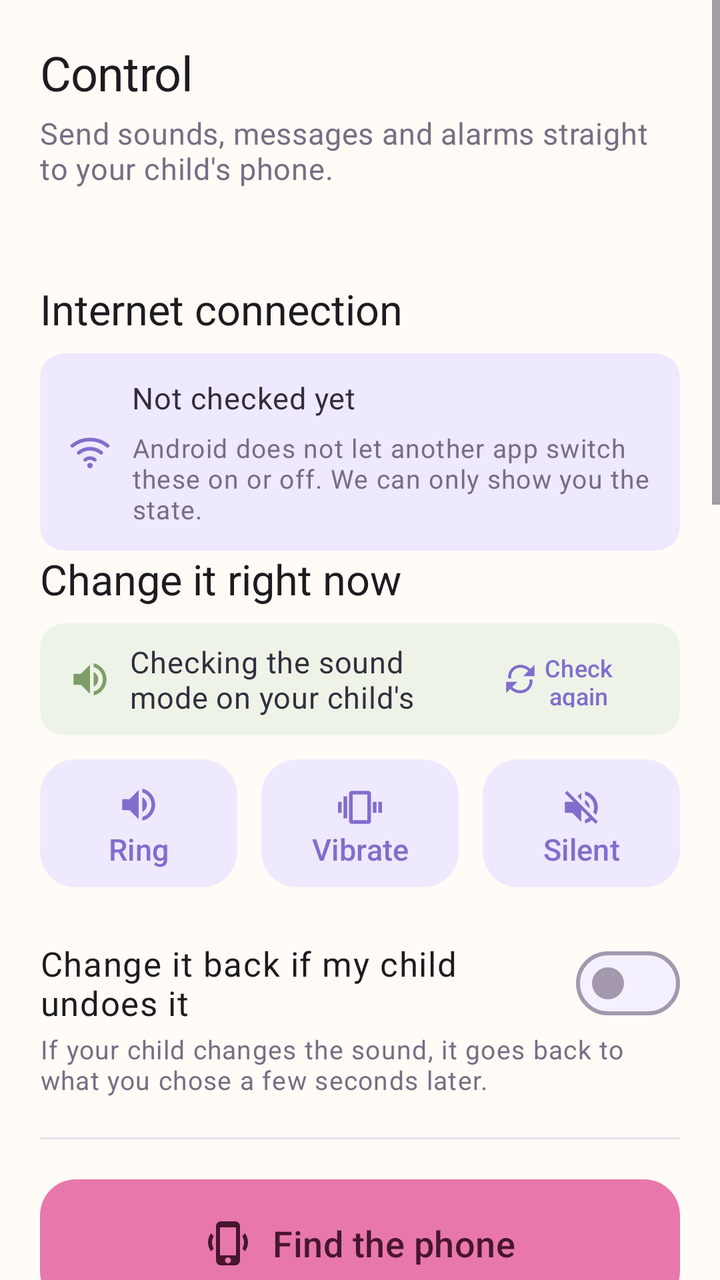
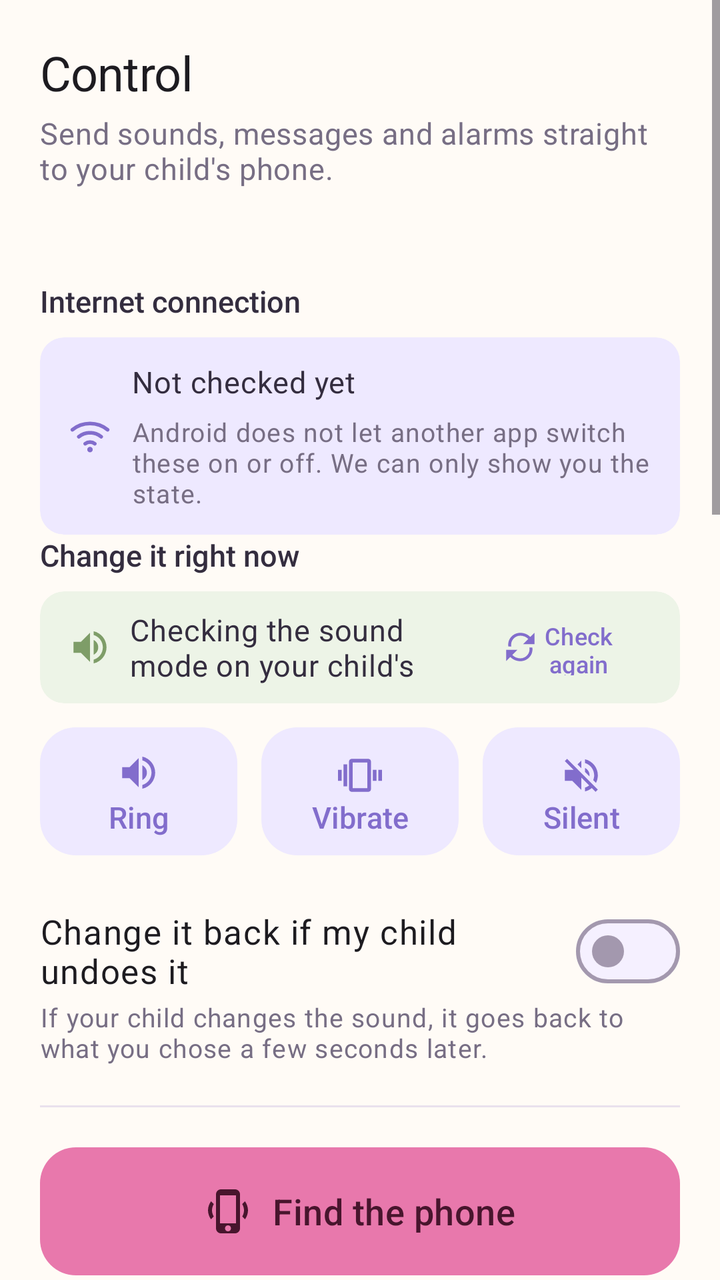

Two renders of the same Android screen: before a commit and after it. Below are the layout's source before the change and the commit's diff.
<!-- AndroidManifest.xml: application theme Theme.KidCare -->
<!-- res/layout/fragment_control.xml -->
<?xml version="1.0" encoding="utf-8"?>
<ScrollView xmlns:android="http://schemas.android.com/apk/res/android"
    xmlns:app="http://schemas.android.com/apk/res-auto"
    android:layout_width="match_parent"
    android:layout_height="match_parent"
    android:fillViewport="true">

    <LinearLayout
        android:layout_width="match_parent"
        android:layout_height="wrap_content"
        android:orientation="vertical"
        android:paddingHorizontal="@dimen/edge"
        android:paddingTop="20dp"
        android:paddingBottom="28dp">

        <TextView
            android:layout_width="match_parent"
            android:layout_height="wrap_content"
            android:text="@string/tab_control"
            android:textAppearance="?attr/textAppearanceHeadlineSmall" />

        <TextView
            android:layout_width="match_parent"
            android:layout_height="wrap_content"
            android:layout_marginTop="4dp"
            android:layout_marginBottom="20dp"
            android:text="@string/control_header_subtitle"
            android:textAppearance="?attr/textAppearanceBodyMedium"
            android:textColor="?attr/colorOnSurfaceVariant" />

        
        <TextView
            android:id="@+id/child_state"
            android:layout_width="match_parent"
            android:layout_height="wrap_content"
            android:paddingBottom="16dp"
            android:textAppearance="?attr/textAppearanceBodyMedium"
            android:textColor="?attr/colorOnSurfaceVariant"
            android:visibility="gone" />

        <TextView
            android:layout_width="match_parent"
            android:layout_height="wrap_content"
            android:layout_marginTop="26dp"
            android:text="@string/control_section_network"
            android:textAppearance="?attr/textAppearanceTitleLarge" />

        
        <com.google.android.material.card.MaterialCardView
            android:layout_width="match_parent"
            android:layout_height="wrap_content"
            android:layout_marginTop="8dp"
            app:cardBackgroundColor="@color/sky_soft"
            app:shapeAppearance="@style/ShapeAppearance.KidCare.Small"
            app:strokeWidth="0dp">

            <LinearLayout
                android:layout_width="match_parent"
                android:layout_height="wrap_content"
                android:baselineAligned="false"
                android:gravity="center_vertical"
                android:orientation="horizontal"
                android:paddingHorizontal="14dp"
                android:paddingVertical="12dp">

                <ImageView
                    android:id="@+id/network_icon"
                    android:layout_width="22dp"
                    android:layout_height="22dp"
                    android:importantForAccessibility="no"
                    android:src="@drawable/ic_wifi"
                    app:tint="@color/sky" />

                <LinearLayout
                    android:layout_width="0dp"
                    android:layout_height="wrap_content"
                    android:layout_marginStart="10dp"
                    android:layout_weight="1"
                    android:orientation="vertical">

                    <TextView
                        android:id="@+id/network_state"
                        android:layout_width="match_parent"
                        android:layout_height="wrap_content"
                        android:text="@string/control_network_unknown"
                        android:textAppearance="?attr/textAppearanceBodyMedium"
                        android:textColor="@color/ink" />

                    <TextView
                        android:id="@+id/network_wifi_state"
                        android:layout_width="match_parent"
                        android:layout_height="wrap_content"
                        android:layout_marginTop="1dp"
                        android:textAppearance="?attr/textAppearanceBodySmall"
                        android:textColor="?attr/colorOnSurfaceVariant"
                        android:visibility="gone" />

                    <TextView
                        android:layout_width="match_parent"
                        android:layout_height="wrap_content"
                        android:layout_marginTop="6dp"
                        android:text="@string/control_network_readonly"
                        android:textAppearance="?attr/textAppearanceBodySmall"
                        android:textColor="?attr/colorOnSurfaceVariant" />
                </LinearLayout>
            </LinearLayout>
        </com.google.android.material.card.MaterialCardView>

        <TextView
            android:layout_width="match_parent"
            android:layout_height="wrap_content"
            android:text="@string/control_section_ringer"
            android:textAppearance="?attr/textAppearanceTitleLarge" />

        <com.google.android.material.card.MaterialCardView
            android:layout_width="match_parent"
            android:layout_height="wrap_content"
            android:layout_marginTop="8dp"
            app:cardBackgroundColor="@color/grass_soft"
            app:shapeAppearance="@style/ShapeAppearance.KidCare.Small"
            app:strokeWidth="0dp">

            <LinearLayout
                android:layout_width="match_parent"
                android:layout_height="56dp"
                android:gravity="center_vertical"
                android:orientation="horizontal"
                android:paddingHorizontal="14dp">

                <ImageView
                    android:id="@+id/ringer_state_icon"
                    android:layout_width="22dp"
                    android:layout_height="22dp"
                    android:importantForAccessibility="no"
                    android:src="@drawable/ic_volume_up"
                    app:tint="@color/grass" />

                <TextView
                    android:id="@+id/ringer_state"
                    android:layout_width="0dp"
                    android:layout_height="wrap_content"
                    android:layout_marginStart="9dp"
                    android:layout_weight="1"
                    android:maxLines="2"
                    android:text="@string/control_ringer_status_loading"
                    android:textAppearance="?attr/textAppearanceBodyMedium"
                    android:textColor="@color/ink" />

                <com.google.android.material.button.MaterialButton
                    android:id="@+id/ringer_refresh_button"
                    style="@style/Widget.KidCare.Button.Text"
                    android:layout_width="92dp"
                    android:layout_height="40dp"
                    android:insetTop="0dp"
                    android:insetBottom="0dp"
                    android:minWidth="0dp"
                    android:minHeight="0dp"
                    android:text="@string/control_ringer_refresh"
                    android:textSize="12sp"
                    app:icon="@drawable/ic_refresh"
                    app:iconGravity="textStart"
                    app:iconPadding="2dp"
                    app:iconSize="17dp" />
            </LinearLayout>
        </com.google.android.material.card.MaterialCardView>

        
        <TextView
            android:id="@+id/ringer_dnd_note"
            android:layout_width="match_parent"
            android:layout_height="wrap_content"
            android:layout_marginTop="6dp"
            android:text="@string/control_ringer_dnd_note"
            android:textAppearance="?attr/textAppearanceBodySmall"
            android:textColor="?attr/colorOnSurfaceVariant"
            android:visibility="gone" />

        <LinearLayout
            android:layout_width="match_parent"
            android:layout_height="wrap_content"
            android:layout_marginTop="8dp"
            android:baselineAligned="false"
            android:orientation="horizontal">

            
            <com.google.android.material.button.MaterialButton
                android:id="@+id/mode_normal_button"
                style="@style/Widget.KidCare.Button.Tonal"
                android:layout_width="0dp"
                android:layout_height="72dp"
                android:layout_marginEnd="6dp"
                android:layout_weight="1"
                android:insetLeft="0dp"
                android:insetRight="0dp"
                android:paddingHorizontal="8dp"
                android:text="@string/control_mode_normal"
                app:strokeWidth="0dp"
                app:icon="@drawable/ic_volume_up"
                app:iconGravity="textTop"
                app:iconPadding="4dp"
                app:iconSize="22dp" />

            <com.google.android.material.button.MaterialButton
                android:id="@+id/mode_vibrate_button"
                style="@style/Widget.KidCare.Button.Tonal"
                android:layout_width="0dp"
                android:layout_height="72dp"
                android:layout_marginHorizontal="6dp"
                android:layout_weight="1"
                android:insetLeft="0dp"
                android:insetRight="0dp"
                android:paddingHorizontal="8dp"
                android:text="@string/control_mode_vibrate"
                app:strokeWidth="0dp"
                app:icon="@drawable/ic_vibration"
                app:iconGravity="textTop"
                app:iconPadding="4dp"
                app:iconSize="22dp" />

            <com.google.android.material.button.MaterialButton
                android:id="@+id/mode_silent_button"
                style="@style/Widget.KidCare.Button.Tonal"
                android:layout_width="0dp"
                android:layout_height="72dp"
                android:layout_marginStart="6dp"
                android:layout_weight="1"
                android:insetLeft="0dp"
                android:insetRight="0dp"
                android:paddingHorizontal="8dp"
                android:text="@string/control_mode_silent"
                app:strokeWidth="0dp"
                app:icon="@drawable/ic_volume_off"
                app:iconGravity="textTop"
                app:iconPadding="4dp"
                app:iconSize="22dp" />
        </LinearLayout>

        <com.google.android.material.materialswitch.MaterialSwitch
            android:id="@+id/lock_switch"
            android:layout_width="match_parent"
            android:layout_height="wrap_content"
            android:layout_marginTop="20dp"
            android:minHeight="48dp"
            android:text="@string/control_lock_switch"
            android:textAppearance="?attr/textAppearanceBodyLarge" />

        <TextView
            android:layout_width="match_parent"
            android:layout_height="wrap_content"
            android:text="@string/control_lock_hint"
            android:textAppearance="?attr/textAppearanceBodySmall"
            android:textColor="?attr/colorOnSurfaceVariant" />

        <View
            android:layout_width="match_parent"
            android:layout_height="1dp"
            android:layout_marginVertical="20dp"
            android:background="?attr/colorOutlineVariant" />

        <com.google.android.material.button.MaterialButton
            android:id="@+id/find_button"
            android:layout_width="match_parent"
            android:layout_height="64dp"
            android:text="@string/control_find_phone"
            android:textAppearance="?attr/textAppearanceTitleMedium"
            android:textColor="@color/on_berry"
            app:backgroundTint="@color/berry"
            app:icon="@drawable/ic_find_phone"
            app:iconGravity="textStart"
            app:iconPadding="10dp"
            app:iconSize="24dp"
            app:iconTint="@color/on_berry" />

        <TextView
            android:layout_width="match_parent"
            android:layout_height="wrap_content"
            android:layout_marginTop="8dp"
            android:text="@string/control_find_hint"
            android:textAppearance="?attr/textAppearanceBodySmall"
            android:textColor="?attr/colorOnSurfaceVariant" />

        
        <com.google.android.material.button.MaterialButton
            android:id="@+id/find_stop_button"
            style="@style/Widget.KidCare.Button.Text"
            android:layout_width="match_parent"
            android:layout_height="wrap_content"
            android:layout_marginTop="4dp"
            android:text="@string/control_find_stop_hint" />

        <View
            android:layout_width="match_parent"
            android:layout_height="1dp"
            android:layout_marginVertical="20dp"
            android:background="?attr/colorOutlineVariant" />

        
        <TextView
            android:layout_width="match_parent"
            android:layout_height="wrap_content"
            android:text="@string/control_section_message"
            android:textAppearance="?attr/textAppearanceTitleLarge" />

        <com.google.android.material.chip.ChipGroup
            android:id="@+id/message_chips"
            android:layout_width="match_parent"
            android:layout_height="wrap_content"
            android:layout_marginTop="10dp">

            
            <com.google.android.material.chip.Chip
                style="@style/Widget.Material3.Chip.Suggestion"
                android:layout_width="wrap_content"
                android:layout_height="wrap_content"
                android:checkable="false"
                android:text="@string/control_message_chip_where" />

            <com.google.android.material.chip.Chip
                style="@style/Widget.Material3.Chip.Suggestion"
                android:layout_width="wrap_content"
                android:layout_height="wrap_content"
                android:checkable="false"
                android:text="@string/control_message_chip_call" />

            <com.google.android.material.chip.Chip
                style="@style/Widget.Material3.Chip.Suggestion"
                android:layout_width="wrap_content"
                android:layout_height="wrap_content"
                android:checkable="false"
                android:text="@string/control_message_chip_come_home" />

            <com.google.android.material.chip.Chip
                style="@style/Widget.Material3.Chip.Suggestion"
                android:layout_width="wrap_content"
                android:layout_height="wrap_content"
                android:checkable="false"
                android:text="@string/control_message_chip_meal" />
        </com.google.android.material.chip.ChipGroup>

        
        <com.google.android.material.textfield.TextInputLayout
            android:id="@+id/message_input_layout"
            android:layout_width="match_parent"
            android:layout_height="wrap_content"
            android:layout_marginTop="8dp"
            android:hint="@string/control_message_hint"
            app:counterEnabled="true"
            app:counterMaxLength="100">

            <com.google.android.material.textfield.TextInputEditText
                android:id="@+id/message_input"
                android:layout_width="match_parent"
                android:layout_height="wrap_content"
                android:inputType="textShortMessage|textMultiLine|textCapSentences"
                android:maxLength="100"
                android:maxLines="3"
                android:textAppearance="?attr/textAppearanceBodyLarge" />
        </com.google.android.material.textfield.TextInputLayout>

        <com.google.android.material.button.MaterialButton
            android:id="@+id/message_send_button"
            style="@style/Widget.KidCare.Button.Tonal"
            android:layout_width="match_parent"
            android:layout_height="58dp"
            android:layout_marginTop="8dp"
            android:text="@string/control_message_send"
            android:textAppearance="?attr/textAppearanceTitleMedium"
            app:icon="@drawable/ic_send"
            app:iconGravity="textStart"
            app:iconPadding="8dp"
            app:iconSize="22dp" />

        <TextView
            android:layout_width="match_parent"
            android:layout_height="wrap_content"
            android:layout_marginTop="8dp"
            android:text="@string/control_message_hint_detail"
            android:textAppearance="?attr/textAppearanceBodySmall"
            android:textColor="?attr/colorOnSurfaceVariant" />

        <View
            android:layout_width="match_parent"
            android:layout_height="1dp"
            android:layout_marginVertical="20dp"
            android:background="?attr/colorOutlineVariant" />

        
        <TextView
            android:layout_width="match_parent"
            android:layout_height="wrap_content"
            android:text="@string/control_section_alarm"
            android:textAppearance="?attr/textAppearanceTitleLarge" />

        
        <TextView
            android:id="@+id/alarm_state"
            android:layout_width="match_parent"
            android:layout_height="wrap_content"
            android:layout_marginTop="8dp"
            android:textAppearance="?attr/textAppearanceBodyMedium"
            android:textColor="?attr/colorOnSurfaceVariant"
            android:visibility="gone" />

        <com.google.android.material.button.MaterialButton
            android:id="@+id/alarm_time_button"
            style="@style/Widget.KidCare.Button.Outlined"
            android:layout_width="match_parent"
            android:layout_height="64dp"
            android:layout_marginTop="10dp"
            android:textAppearance="?attr/textAppearanceTitleMedium"
            app:icon="@drawable/ic_alarm"
            app:iconGravity="textStart"
            app:iconPadding="8dp"
            app:iconSize="22dp" />

        <com.google.android.material.textfield.TextInputLayout
            android:id="@+id/alarm_label_layout"
            android:layout_width="match_parent"
            android:layout_height="wrap_content"
            android:layout_marginTop="8dp"
            android:hint="@string/control_alarm_label_hint">

            
            <com.google.android.material.textfield.TextInputEditText
                android:id="@+id/alarm_label_input"
                android:layout_width="match_parent"
                android:layout_height="wrap_content"
                android:inputType="textShortMessage|textCapSentences"
                android:maxLength="20"
                android:maxLines="1"
                android:textAppearance="?attr/textAppearanceBodyLarge" />
        </com.google.android.material.textfield.TextInputLayout>

        <com.google.android.material.button.MaterialButton
            android:id="@+id/alarm_set_button"
            style="@style/Widget.KidCare.Button.Tonal"
            android:layout_width="match_parent"
            android:layout_height="58dp"
            android:layout_marginTop="8dp"
            android:text="@string/control_alarm_set"
            android:textAppearance="?attr/textAppearanceTitleMedium"
            app:icon="@drawable/ic_alarm"
            app:iconGravity="textStart"
            app:iconPadding="8dp"
            app:iconSize="22dp" />

        
        <com.google.android.material.button.MaterialButton
            android:id="@+id/alarm_cancel_button"
            style="@style/Widget.KidCare.Button.Text"
            android:layout_width="match_parent"
            android:layout_height="wrap_content"
            android:layout_marginTop="4dp"
            android:text="@string/control_alarm_cancel" />

        <TextView
            android:layout_width="match_parent"
            android:layout_height="wrap_content"
            android:layout_marginTop="8dp"
            android:text="@string/control_alarm_hint_detail"
            android:textAppearance="?attr/textAppearanceBodySmall"
            android:textColor="?attr/colorOnSurfaceVariant" />

        <LinearLayout
            android:layout_width="match_parent"
            android:layout_height="wrap_content"
            android:layout_marginTop="16dp"
            android:gravity="center_vertical"
            android:orientation="horizontal">

            <ProgressBar
                android:id="@+id/command_progress"
                style="?android:attr/progressBarStyleSmall"
                android:layout_width="20dp"
                android:layout_height="20dp"
                android:layout_marginEnd="10dp"
                android:visibility="gone" />

            <TextView
                android:id="@+id/command_status"
                android:layout_width="0dp"
                android:layout_height="wrap_content"
                android:layout_weight="1"
                android:textAppearance="?attr/textAppearanceBodyMedium"
                android:visibility="gone" />
        </LinearLayout>
    </LinearLayout>
</ScrollView>
<!-- resources referenced by this layout -->
<resources>
  <color name="berry">#E878AC</color>
  <color name="grass">#7E9D68</color>
  <color name="grass_soft">#EDF4E7</color>
  <color name="ink">#342D3F</color>
  <color name="on_berry">#48152D</color>
  <color name="sky">#826DCC</color>
  <color name="sky_soft">#EEE9FF</color>
  <dimen name="edge">20dp</dimen>
  <string name="control_alarm_cancel" formatted="false">Cancel the alarm</string>
  <string name="control_alarm_label_hint" formatted="false">Alarm name (e.g. Time for class)</string>
  <string name="control_alarm_set" formatted="false">Set an alarm for this time</string>
  <string name="control_find_hint" formatted="false">It rings loudly even in silent mode. It stops on its own after 5 minutes.</string>
  <string name="control_find_phone" formatted="false">Find the phone</string>
  <string name="control_find_stop_hint" formatted="false">Stop the sound if it is already ringing</string>
  <string name="control_header_subtitle" formatted="false">Send sounds, messages and alarms straight to your child\'s phone.</string>
  <string name="control_lock_hint" formatted="false">If your child changes the sound, it goes back to what you chose a few seconds later.</string>
  <string name="control_lock_switch" formatted="false">Change it back if my child undoes it</string>
  <string name="control_message_chip_call" formatted="false">Please call me</string>
  <string name="control_message_chip_come_home" formatted="false">Come home</string>
  <string name="control_message_chip_meal" formatted="false">Have you eaten?</string>
  <string name="control_message_chip_where" formatted="false">Where are you now?</string>
  <string name="control_message_hint" formatted="false">What to tell your child</string>
  <string name="control_message_hint_detail" formatted="false">It shows up large on your child\'s screen. It makes no sound, just one vibration. When your child taps \'Got it\', this changes to \'Read\'.</string>
  <string name="control_message_send" formatted="false">Send the message</string>
  <string name="control_mode_normal" formatted="false">Ring</string>
  <string name="control_mode_silent" formatted="false">Silent</string>
  <string name="control_mode_vibrate" formatted="false">Vibrate</string>
  <string name="control_network_readonly" formatted="false">Android does not let another app switch these on or off. We can only show you the state.</string>
  <string name="control_network_unknown" formatted="false">Not checked yet</string>
  <string name="control_ringer_dnd_note" formatted="false">While Do Not Disturb is on, Android reports silent even if the ringer is set to ring. That is why the sound state above may not be exact.</string>
  <string name="control_ringer_refresh" formatted="false">Check again</string>
  <string name="control_ringer_status_loading" formatted="false">Checking the sound mode on your child\'s phone</string>
  <string name="control_section_alarm" formatted="false">Set an alarm</string>
  <string name="control_section_message" formatted="false">Send a word</string>
  <string name="control_section_network" formatted="false">Internet connection</string>
  <string name="control_section_ringer" formatted="false">Change it right now</string>
  <string name="tab_control" formatted="false">Control</string>
  <color name="on_accent">#FFFFFF</color>
  <color name="apricot">#F2A05F</color>
  <color name="apricot_soft">#FFF0E2</color>
  <color name="on_apricot_soft">#5A3216</color>
  <color name="berry_ink">#B64C66</color>
  <color name="paper_card">#FFFEFC</color>
  <color name="berry_soft">#FDE8F2</color>
  <color name="on_berry_soft">#5B213C</color>
  <color name="paper">#FFFBF6</color>
  <color name="paper_fold">#F5F0FF</color>
  <color name="ink_soft">#776E84</color>
  <color name="line">#A398AE</color>
  <color name="line_soft">#E9E1ED</color>
  <!-- unchanged entries left out for length: 39 -->
</resources>

<!-- the commit's change to res/layout/fragment_control.xml (unified diff, before → after) -->
@@ -43,7 +43,9 @@
             android:layout_height="wrap_content"
             android:layout_marginTop="26dp"
             android:text="@string/control_section_network"
-            android:textAppearance="?attr/textAppearanceTitleLarge" />
+            android:fontFamily="sans-serif-medium"
+            android:textColor="@color/ink"
+            android:textSize="15sp" />
 
         
         <com.google.android.material.card.MaterialCardView
@@ -110,7 +112,9 @@
             android:layout_width="match_parent"
             android:layout_height="wrap_content"
             android:text="@string/control_section_ringer"
-            android:textAppearance="?attr/textAppearanceTitleLarge" />
+            android:fontFamily="sans-serif-medium"
+            android:textColor="@color/ink"
+            android:textSize="15sp" />
 
         <com.google.android.material.card.MaterialCardView
             android:layout_width="match_parent"
@@ -299,7 +303,9 @@
             android:layout_width="match_parent"
             android:layout_height="wrap_content"
             android:text="@string/control_section_message"
-            android:textAppearance="?attr/textAppearanceTitleLarge" />
+            android:fontFamily="sans-serif-medium"
+            android:textColor="@color/ink"
+            android:textSize="15sp" />
 
         <com.google.android.material.chip.ChipGroup
             android:id="@+id/message_chips"
@@ -389,7 +395,9 @@
             android:layout_width="match_parent"
             android:layout_height="wrap_content"
             android:text="@string/control_section_alarm"
-            android:textAppearance="?attr/textAppearanceTitleLarge" />
+            android:fontFamily="sans-serif-medium"
+            android:textColor="@color/ink"
+            android:textSize="15sp" />
 
         
         <TextView
